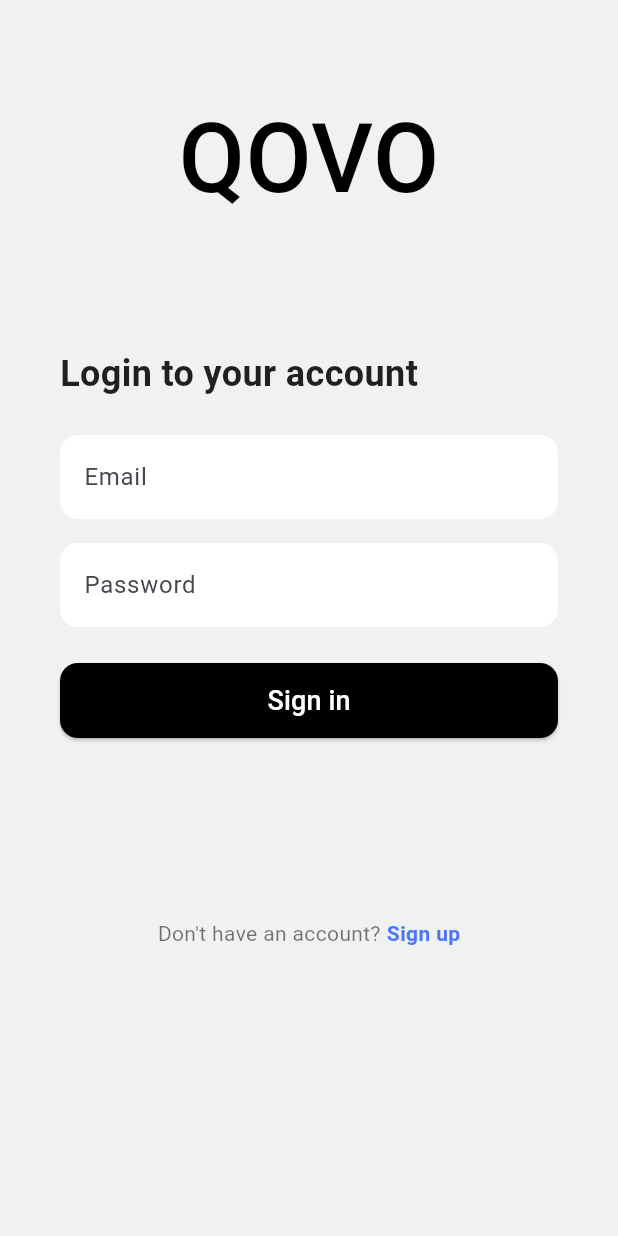
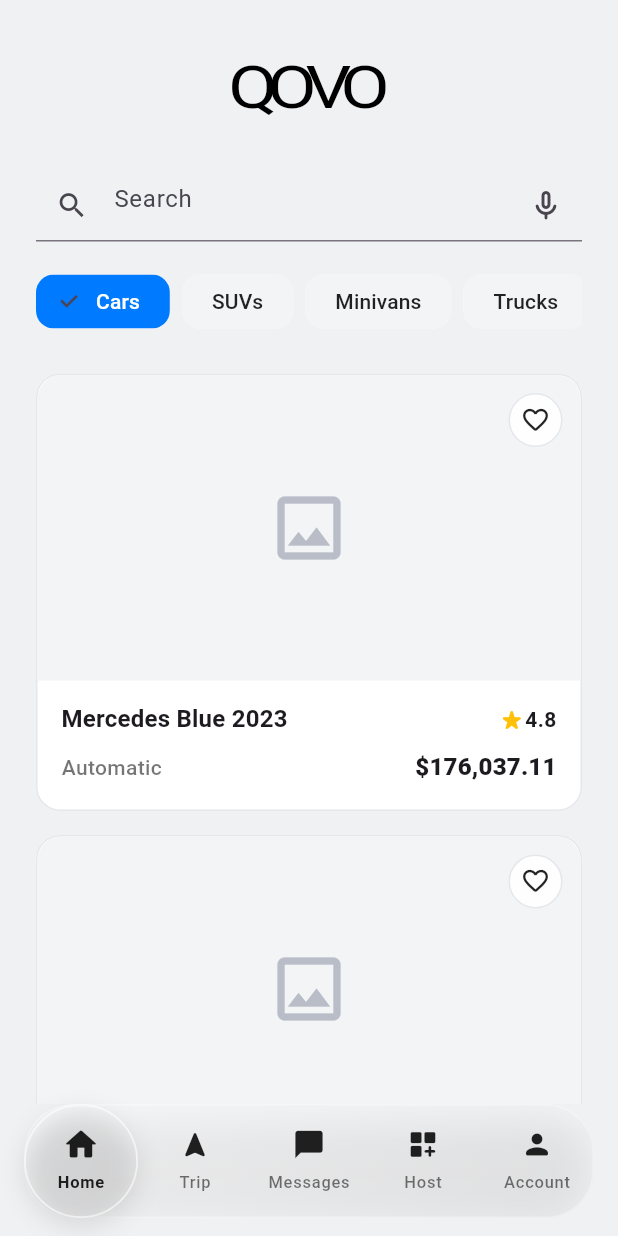
Before and after one commit to G15-ISIS3510-1/Project, a Flutter app: the screen it shows after launch, after a tap on "Sign in", on a phone screen of 412 x 824 dp. Run offline on Flutter 3.47's test engine with Material 3 defaults, Android fonts, the phone set to English and light mode, and no system bars; Roboto replaces fonts that are missing (Poppins).

Commit message:
HomePage + search bar + card widget + navigation

```diff
--- /dev/null
+++ b/flutter_app/lib/Home/home_view.dart
@@ -0,0 +1,151 @@
+import 'package:flutter/material.dart';
+import 'widgets/bottom_bar.dart';
+import 'widgets/category_chips.dart';
+import 'widgets/car_card.dart';
+
+class HomeView extends StatefulWidget {
+  const HomeView({super.key});
+  @override
+  State<HomeView> createState() => _HomeViewState();
+}
+
+class _HomeViewState extends State<HomeView> {
+  int _current = 0;
+
+  // ------- MOCK DATA -------
+  final List<_CarItem> _mockCars = const [
+    _CarItem(
+      title: 'Mercedes Blue 2023',
+      rating: 4.8,
+      transmission: 'Automatic',
+      price: 176037.11,
+    ),
+    _CarItem(
+      title: 'BMW X5 2022',
+      rating: 4.7,
+      transmission: 'Automatic',
+      price: 132499.00,
+    ),
+    _CarItem(
+      title: 'Audi A4 2021',
+      rating: 4.6,
+      transmission: 'Manual',
+      price: 92499.99,
+    ),
+  ];
+
+  @override
+  Widget build(BuildContext context) {
+    const double p24 = 24;
+    const double p16 = 16;
+
+    return Scaffold(
+      bottomNavigationBar: BottomBar(
+        currentIndex: _current,
+        items: const [
+          BottomBarItem(Icons.home_rounded, 'Home'),
+          BottomBarItem(Icons.navigation_rounded, 'Trip'),
+          BottomBarItem(Icons.chat_bubble_rounded, 'Messages'),
+          BottomBarItem(Icons.dashboard_customize_rounded, 'Host'),
+          BottomBarItem(Icons.person_rounded, 'Account'),
+        ],
+        onTap: (i) => setState(() => _current = i), // ahora sí cambia el blob
+      ),
+      body: SafeArea(
+        child: CustomScrollView(
+          slivers: [
+            SliverToBoxAdapter(
+              child: Padding(
+                padding: const EdgeInsets.fromLTRB(p24, p24, p24, p16),
+                child: Column(
+                  crossAxisAlignment: CrossAxisAlignment.start,
+                  children: [
+                    Center(
+                      child: Transform.scale(
+                        scaleY: 0.82,
+                        child: const Text(
+                          'QOVO',
+                          style: TextStyle(
+                            fontSize: 48,
+                            fontWeight: FontWeight.w400,
+                            color: Colors.black,
+                            letterSpacing: -7.0,
+                          ),
+                        ),
+                      ),
+                    ),
+                    const SizedBox(height: 20),
+                    Row(
+                      children: [
+                        Expanded(
+                          child: TextField(
+                            decoration: InputDecoration(
+                              hintText: 'Search',
+                              prefixIcon: const Icon(Icons.search, size: 22),
+                              suffixIcon: IconButton(
+                                onPressed: () {},
+                                icon: const Icon(Icons.mic_none_rounded),
+                              ),
+                            ),
+                          ),
+                        ),
+                      ],
+                    ),
+                    const SizedBox(height: 16),
+                    const CategoryChips(
+                      items: [
+                        'Cars',
+                        'SUVs',
+                        'Minivans',
+                        'Trucks',
+                        'Vans',
+                        'Luxury',
+                      ],
+                    ),
+                  ],
+                ),
+              ),
+            ),
+
+            SliverPadding(
+              padding: const EdgeInsets.symmetric(horizontal: p24),
+              sliver: SliverList.separated(
+                itemCount: _mockCars.length,
+                separatorBuilder: (_, __) => const SizedBox(height: 16),
+                itemBuilder: (context, index) {
+                  final c = _mockCars[index];
+                  return CarCard(
+                    title: c.title,
+                    rating: c.rating,
+                    transmission: c.transmission,
+                    price: c.price,
+                    isFavorite: c.isFavorite,
+                    onFavoriteToggle: () {},
+                  );
+                },
+              ),
+            ),
+
+            const SliverToBoxAdapter(child: SizedBox(height: 92)),
+          ],
+        ),
+      ),
+    );
+  }
+}
+
+// ------- Modelito simple para los mocks -------
+class _CarItem {
+  final String title;
+  final double rating;
+  final String transmission;
+  final double price;
+  final bool isFavorite;
+  const _CarItem({
+    required this.title,
+    required this.rating,
+    required this.transmission,
+    required this.price,
+    this.isFavorite = false,
+  });
+}
--- /dev/null
+++ b/flutter_app/lib/Home/widgets/bottom_bar.dart
@@ -0,0 +1,190 @@
+// lib/features/home/widgets/glass_bottom_bar.dart
+import 'dart:ui';
+import 'package:flutter/material.dart';
+
+class BottomBarItem {
+  final IconData icon;
+  final String label;
+  const BottomBarItem(this.icon, this.label);
+}
+
+class BottomBar extends StatelessWidget {
+  final int currentIndex;
+  final ValueChanged<int>? onTap;
+  final List<BottomBarItem> items;
+
+  const BottomBar({
+    super.key,
+    required this.currentIndex,
+    required this.items,
+    this.onTap,
+  }) : assert(items.length >= 2);
+
+  // helper para alinear el único magnifier
+  double _alignmentXFor(int index) {
+    if (items.length == 1) return 0;
+    return (index / (items.length - 1)) * 2 - 1; // [-1,1]
+  }
+
+  @override
+  Widget build(BuildContext context) {
+    return SafeArea(
+      top: false,
+      child: Padding(
+        padding: const EdgeInsets.fromLTRB(16, 0, 16, 12),
+        child: Stack(
+          alignment: Alignment.bottomCenter,
+          children: [
+            // --- Glass container ---
+            ClipRRect(
+              borderRadius: BorderRadius.circular(32),
+              child: BackdropFilter(
+                filter: ImageFilter.blur(sigmaX: 24, sigmaY: 24),
+                child: Container(
+                  height: 76,
+                  decoration: BoxDecoration(
+                    borderRadius: BorderRadius.circular(32),
+                    gradient: LinearGradient(
+                      begin: Alignment.topLeft,
+                      end: Alignment.bottomRight,
+                      colors: [
+                        Colors.white.withOpacity(0.50),
+                        Colors.white.withOpacity(0.18),
+                      ],
+                    ),
+                    border: Border.all(
+                      color: Colors.white.withOpacity(0.35),
+                      width: 1,
+                    ),
+                    boxShadow: [
+                      BoxShadow(
+                        color: Colors.black.withOpacity(0.10),
+                        blurRadius: 24,
+                        offset: const Offset(0, 8),
+                      ),
+                    ],
+                  ),
+                ),
+              ),
+            ),
+
+            // --- MAGNIFIER deslizante (un solo lente) ---
+            Positioned.fill(
+              child: IgnorePointer(
+                // para no bloquear taps
+                child: AnimatedAlign(
+                  // centrado bajo el item activo y un poco arriba para no tapar el label
+                  alignment: Alignment(_alignmentXFor(currentIndex), -0.2),
+                  duration: const Duration(milliseconds: 260),
+                  curve: Curves.easeOutCubic,
+                  child: SizedBox(
+                    width: 76,
+                    height: 76,
+                    child: Stack(
+                      alignment: Alignment.center,
+                      children: [
+                        // la lupa real
+                        ClipOval(
+                          child: RawMagnifier(
+                            size: const Size(76, 76),
+                            magnificationScale: 1.15,
+                            focalPointOffset: const Offset(0, -6),
+                            // child vacío: magnifica lo de atrás
+                            child: const SizedBox.shrink(),
+                          ),
+                        ),
+                        // aro + sombra (dibujados por fuera porque el API no trae film/border)
+                        IgnorePointer(
+                          child: Container(
+                            width: 76,
+                            height: 76,
+                            decoration: BoxDecoration(
+                              shape: BoxShape.circle,
+                              border: Border.all(
+                                color: Colors.white.withOpacity(0.60),
+                                width: 1.2,
+                              ),
+                              boxShadow: [
+                                BoxShadow(
+                                  color: Colors.black.withOpacity(0.10),
+                                  blurRadius: 14,
+                                  offset: const Offset(0, 6),
+                                ),
+                              ],
+                            ),
+                          ),
+                        ),
+                      ],
+                    ),
+                  ),
+                ),
+              ),
+            ),
+
+            // --- Items ---
+            SizedBox(
+              height: 76,
+              child: Row(
+                mainAxisAlignment: MainAxisAlignment.spaceAround,
+                children: [
+                  for (var i = 0; i < items.length; i++)
+                    _GlassItem(
+                      item: items[i],
+                      active: i == currentIndex,
+                      onTap: () => onTap?.call(i),
+                    ),
+                ],
+              ),
+            ),
+          ],
+        ),
+      ),
+    );
+  }
+}
+
+class _GlassItem extends StatelessWidget {
+  final BottomBarItem item;
+  final bool active;
+  final VoidCallback? onTap;
+  const _GlassItem({required this.item, required this.active, this.onTap});
+
+  @override
+  Widget build(BuildContext context) {
+    final labelColor = active ? Colors.black87 : Colors.black54;
+
+    return GestureDetector(
+      behavior: HitTestBehavior.opaque,
+      onTap: onTap,
+      child: SizedBox(
+        width: 72,
+        child: Column(
+          mainAxisAlignment: MainAxisAlignment.center,
+          children: [
+            AnimatedScale(
+              scale: active ? 1.18 : 1.0,
+              duration: const Duration(milliseconds: 160),
+              curve: Curves.easeOut,
+              child: Icon(
+                item.icon,
+                size: 22,
+                color: Colors
+                    .black87, // íconos negros; el énfasis viene de la lupa
+              ),
+            ),
+            const SizedBox(height: 6),
+            Text(
+              item.label,
+              maxLines: 1,
+              overflow: TextOverflow.ellipsis,
+              style: Theme.of(context).textTheme.labelSmall?.copyWith(
+                fontWeight: active ? FontWeight.w700 : FontWeight.w500,
+                color: labelColor,
+              ),
+            ),
+          ],
+        ),
+      ),
+    );
+  }
+}
--- /dev/null
+++ b/flutter_app/lib/Home/widgets/car_card.dart
@@ -0,0 +1,157 @@
+import 'package:flutter/material.dart';
+
+class CarCard extends StatelessWidget {
+  final String title;
+  final double rating;
+  final String transmission;
+  final double price;
+  final bool isFavorite;
+  final VoidCallback? onFavoriteToggle;
+
+  const CarCard({
+    super.key,
+    required this.title,
+    required this.rating,
+    required this.transmission,
+    required this.price,
+    this.isFavorite = false,
+    this.onFavoriteToggle,
+  });
+
+  @override
+  Widget build(BuildContext context) {
+    final text = Theme.of(context).textTheme;
+
+    return Material(
+      color: Colors.white,
+      borderRadius: BorderRadius.circular(16),
+      elevation: 0,
+      child: Container(
+        decoration: BoxDecoration(
+          borderRadius: BorderRadius.circular(16),
+          border: Border.all(color: const Color(0xFFE5E7EB)),
+        ),
+        child: Column(
+          children: [
+            // Imagen (placeholder gris)
+            Stack(
+              children: [
+                AspectRatio(
+                  aspectRatio: 16 / 9,
+                  child: Container(
+                    decoration: BoxDecoration(
+                      color: const Color(0xFFF3F4F6),
+                      borderRadius: const BorderRadius.vertical(
+                        top: Radius.circular(16),
+                      ),
+                    ),
+                    child: const Center(
+                      child: Icon(
+                        Icons.image_outlined,
+                        size: 56,
+                        color: Color(0xFFB8BDC7),
+                      ),
+                    ),
+                  ),
+                ),
+                Positioned(
+                  right: 12,
+                  top: 12,
+                  child: InkWell(
+                    onTap: onFavoriteToggle,
+                    borderRadius: BorderRadius.circular(20),
+                    child: Container(
+                      width: 36,
+                      height: 36,
+                      decoration: BoxDecoration(
+                        color: Colors.white.withOpacity(0.9),
+                        shape: BoxShape.circle,
+                        border: Border.all(color: const Color(0xFFE5E7EB)),
+                      ),
+                      child: Icon(
+                        isFavorite
+                            ? Icons.favorite_rounded
+                            : Icons.favorite_border_rounded,
+                        size: 20,
+                        color: isFavorite ? Colors.red : Colors.black87,
+                      ),
+                    ),
+                  ),
+                ),
+              ],
+            ),
+
+            // Info
+            Padding(
+              padding: const EdgeInsets.fromLTRB(16, 14, 16, 16),
+              child: Column(
+                crossAxisAlignment: CrossAxisAlignment.start,
+                children: [
+                  // Título + rating
+                  Row(
+                    children: [
+                      Expanded(
+                        child: Text(
+                          title,
+                          style: text.titleMedium?.copyWith(
+                            fontWeight: FontWeight.w700,
+                          ),
+                          maxLines: 1,
+                          overflow: TextOverflow.ellipsis,
+                        ),
+                      ),
+                      const SizedBox(width: 8),
+                      const Icon(
+                        Icons.star_rate_rounded,
+                        size: 18,
+                        color: Colors.amber,
+                      ),
+                      Text(
+                        rating.toStringAsFixed(1),
+                        style: text.bodyMedium?.copyWith(
+                          fontWeight: FontWeight.w600,
+                        ),
+                      ),
+                    ],
+                  ),
+                  const SizedBox(height: 8),
+
+                  // Transmisión + Precio
+                  Row(
+                    children: [
+                      Text(
+                        transmission,
+                        style: text.bodyMedium?.copyWith(
+                          color: Colors.black54,
+                          fontWeight: FontWeight.w500,
+                        ),
+                      ),
+                      const Spacer(),
+                      Text(
+                        _asCurrency(price),
+                        style: text.titleMedium?.copyWith(
+                          fontWeight: FontWeight.w800,
+                        ),
+                      ),
+                    ],
+                  ),
+                ],
+              ),
+            ),
+          ],
+        ),
+      ),
+    );
+  }
+
+  String _asCurrency(double v) {
+    // Muestra separadores de miles con dos decimales
+    final s = v.toStringAsFixed(2);
+    final parts = s.split('.');
+    final thousands = parts[0].replaceAllMapped(
+      RegExp(r'(\d{1,3})(?=(\d{3})+(?!\d))'),
+      (m) => '${m[1]},',
+    );
+    return '\$$thousands.${parts[1]}';
+  }
+}
--- /dev/null
+++ b/flutter_app/lib/Home/widgets/category_chips.dart
@@ -0,0 +1,44 @@
+import 'package:flutter/material.dart';
+
+class CategoryChips extends StatefulWidget {
+  final List<String> items;
+  const CategoryChips({super.key, required this.items});
+
+  @override
+  State<CategoryChips> createState() => _CategoryChipsState();
+}
+
+class _CategoryChipsState extends State<CategoryChips> {
+  int? selected = 0;
+
+  @override
+  Widget build(BuildContext context) {
+    return SingleChildScrollView(
+      scrollDirection: Axis.horizontal,
+      padding: const EdgeInsets.only(bottom: 8),
+      child: Row(
+        children: [
+          for (int i = 0; i < widget.items.length; i++) ...[
+            ChoiceChip(
+              label: Text(widget.items[i]),
+              selected: selected == i,
+              onSelected: (v) => setState(() => selected = v ? i : null),
+              shape: RoundedRectangleBorder(
+                borderRadius: BorderRadius.circular(12),
+              ),
+              selectedColor: const Color(0xFF007AFF),
+              labelStyle: TextStyle(
+                color: selected == i ? Colors.white : Colors.black87,
+                fontWeight: FontWeight.w500,
+              ),
+              backgroundColor: const Color(0xFFF3F4F6),
+              side: BorderSide.none,
+              padding: const EdgeInsets.symmetric(horizontal: 12, vertical: 8),
+            ),
+            const SizedBox(width: 8),
+          ],
+        ],
+      ),
+    );
+  }
+}
--- /dev/null
+++ b/flutter_app/lib/Home/widgets/search_bar.dart
@@ -0,0 +1,31 @@
+import 'package:flutter/material.dart';
+
+class SearchBar extends StatelessWidget {
+  final ValueChanged<String>? onChanged;
+  final VoidCallback? onMicTap;
+  final TextEditingController? controller;
+
+  const SearchBar({super.key, this.onChanged, this.onMicTap, this.controller});
+
+  @override
+  Widget build(BuildContext context) {
+    return TextField(
+      controller: controller,
+      onChanged: onChanged,
+      decoration: InputDecoration(
+        hintText: 'Search',
+        prefixIcon: const Icon(Icons.search, size: 22),
+        suffixIcon: IconButton(
+          onPressed: onMicTap,
+          icon: const Icon(Icons.mic_none_rounded),
+        ),
+        border: OutlineInputBorder(
+          borderRadius: BorderRadius.circular(28),
+          borderSide: BorderSide.none,
+        ),
+        filled: true,
+        fillColor: const Color(0xFFF2F2F7), // gris claro estilo iOS
+      ),
+    );
+  }
+}
--- a/flutter_app/lib/LoginRegister/login.dart
+++ b/flutter_app/lib/LoginRegister/login.dart
@@ -1,4 +1,5 @@
 import 'package:flutter/material.dart';
+import 'package:flutter_app/Home/home_view.dart';
 
 class LoginScreen extends StatefulWidget {
   const LoginScreen({super.key});
@@ -22,6 +23,10 @@ class _LoginScreenState extends State<LoginScreen> {
     final String email = _emailController.text;
     final String password = _passwordController.text;
     print('Email: $email, Password: $password');
+    Navigator.pushReplacement(
+      context,
+      MaterialPageRoute(builder: (context) => const HomeView()),
+    );
   }
 
   @override
@@ -38,13 +43,18 @@ class _LoginScreenState extends State<LoginScreen> {
           child: Column(
             crossAxisAlignment: CrossAxisAlignment.start,
             children: <Widget>[
-              const Center(
-                child: Text(
-                  'QOVO',
-                  style: TextStyle(
-                    fontSize: 64,
-                    fontWeight: FontWeight.w500,
-                    color: Colors.black,
+              Center(
+                child: Transform.scale(
+                  scaleY: 0.82,
+                  scaleX: 1.0,
+                  child: const Text(
+                    'QOVO',
+                    style: TextStyle(
+                      fontSize: 64,
+                      fontWeight: FontWeight.w500,
+                      color: Colors.black,
+                      letterSpacing: -7.0,
+                    ),
                   ),
                 ),
               ),
--- a/flutter_app/pubspec.yaml
+++ b/flutter_app/pubspec.yaml
@@ -2,7 +2,7 @@ name: flutter_app
 description: "A new Flutter project."
 # The following line prevents the package from being accidentally published to
 # pub.dev using `flutter pub publish`. This is preferred for private packages.
-publish_to: 'none' # Remove this line if you wish to publish to pub.dev
+publish_to: "none" # Remove this line if you wish to publish to pub.dev
 
 # The following defines the version and build number for your application.
 # A version number is three numbers separated by dots, like 1.2.43
@@ -34,6 +34,7 @@ dependencies:
   # The following adds the Cupertino Icons font to your application.
   # Use with the CupertinoIcons class for iOS style icons.
   cupertino_icons: ^1.0.8
+  google_fonts: ^6.3.1
 
 dev_dependencies:
   flutter_test:
@@ -51,7 +52,6 @@ dev_dependencies:
 
 # The following section is specific to Flutter packages.
 flutter:
-
   # The following line ensures that the Material Icons font is
   # included with your application, so that you can use the icons in
   # the material Icons class.
```
Also changed, not shown: flutter_app/pubspec.lock, 1 other file.
